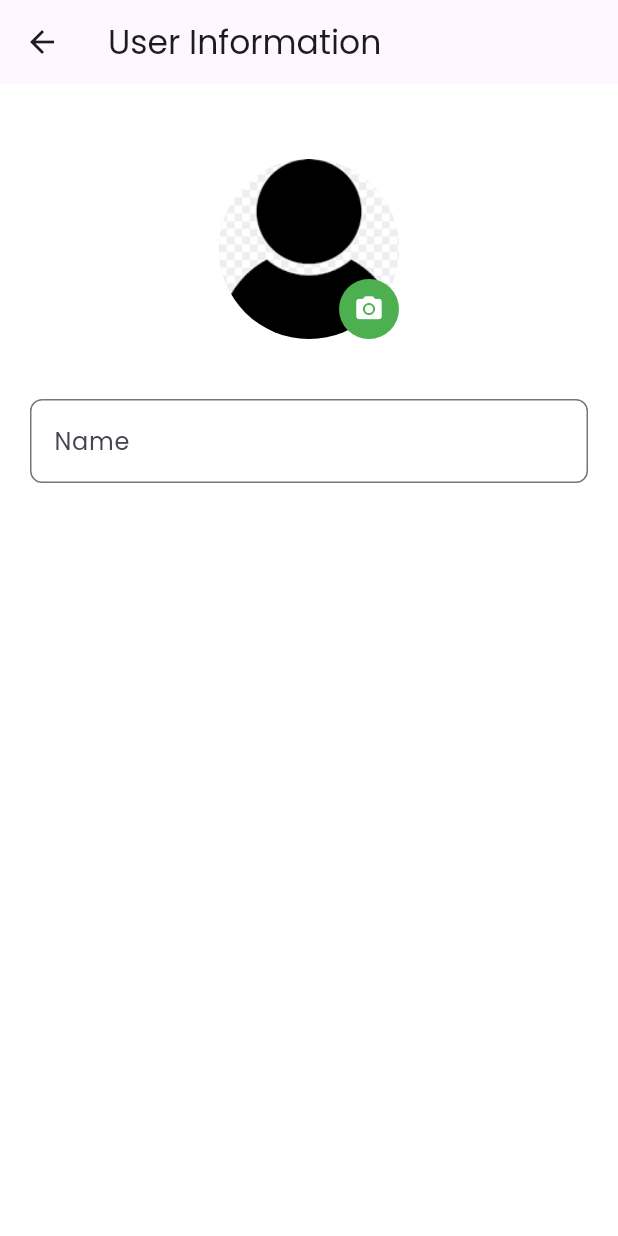
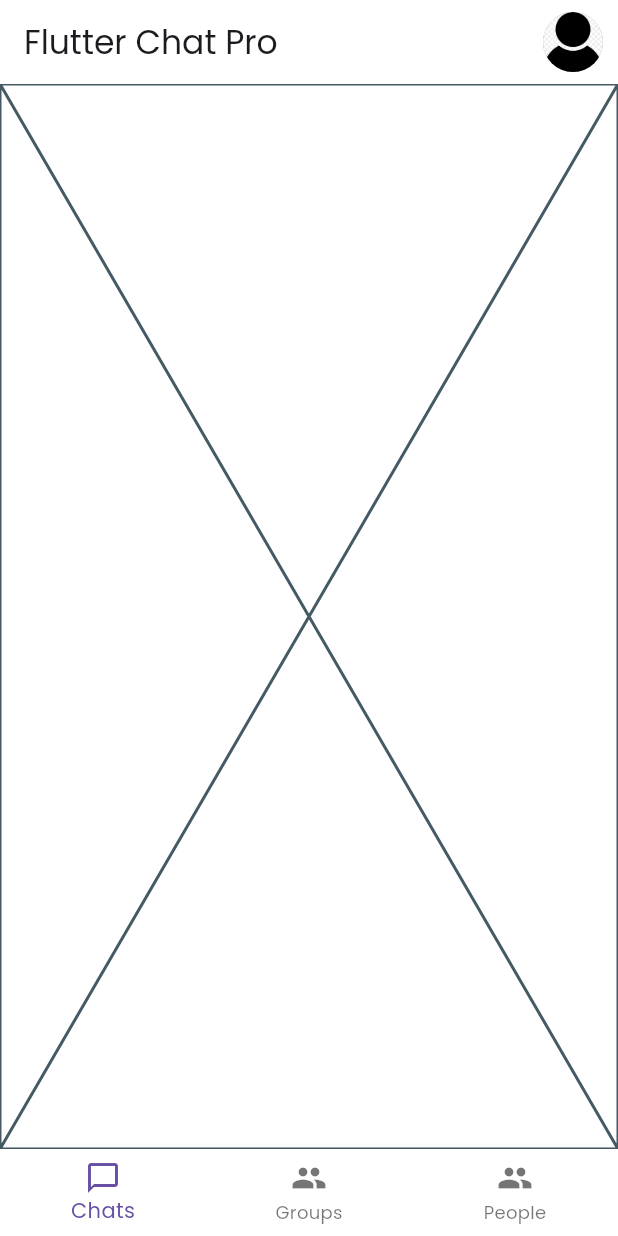
Before and after one commit to Abir-Bin-Billal/flutter-chat-pro, a Flutter app: the screen it shows after launch, on a phone screen of 412 x 824 dp. Run offline on Flutter 3.47's test engine with Material 3 defaults, Android fonts, the phone set to English and light mode, and no system bars; our stand-ins replace cloud_firestore, country_picker, firebase_auth, firebase_core, firebase_storage, flutter_secure_storage and 6 more; accounts and stored records are empty.

Commit message:
UserInfo save to FireStore || HomeScreen designed

```diff
--- a/lib/main.dart
+++ b/lib/main.dart
@@ -3,14 +3,13 @@ import 'package:firebase_core/firebase_core.dart';
 import 'package:flutter_chat_pro/providers/authentication_provider.dart';
 import 'package:flutter_chat_pro/utils/app_const.dart';
 import 'package:flutter_chat_pro/utils/app_routes.dart';
-import 'package:flutter_chat_pro/view/auth/login_screen.dart';
-import 'package:flutter_chat_pro/view/auth/otp_screen.dart';
 import 'package:google_fonts/google_fonts.dart';
 import 'package:provider/provider.dart';
 
 void main() async {
   WidgetsFlutterBinding.ensureInitialized();
   await Firebase.initializeApp();
+
   runApp(
     MultiProvider(
       providers: [
@@ -33,7 +32,7 @@ class MyApp extends StatelessWidget {
           Theme.of(context).textTheme,
         ),
       ),
-      initialRoute: AppConst.userInformationScreen,
+      initialRoute: AppConst.homeScreen,
       routes: AppRoutes().appRoutes,
     );
   }
--- a/lib/utils/app_const.dart
+++ b/lib/utils/app_const.dart
@@ -28,5 +28,6 @@ static const String friendRequestsUIDS = 'friendRequestsUIDs';
 static const String sentFriendRequestsUIDS = 'sentFriendRequestsUIDs';
 static const String verificationId = 'verificationId';
 static const String users = 'users';
+static const String userImages = 'userImages';
 static const String userModel = 'userModel';
 }
--- /dev/null
+++ b/lib/view/chat_list/chat_list_screen.dart
@@ -0,0 +1,15 @@
+import 'package:flutter/material.dart';
+
+class ChatListScreen extends StatefulWidget {
+  const ChatListScreen({super.key});
+
+  @override
+  State<ChatListScreen> createState() => _ChatListScreenState();
+}
+
+class _ChatListScreenState extends State<ChatListScreen> {
+  @override
+  Widget build(BuildContext context) {
+    return const Placeholder();
+  }
+}
--- a/lib/view/home/home_screen.dart
+++ b/lib/view/home/home_screen.dart
@@ -1,4 +1,9 @@
 import 'package:flutter/material.dart';
+import 'package:flutter_chat_pro/providers/authentication_provider.dart';
+import 'package:flutter_chat_pro/view/chat_list/chat_list_screen.dart';
+import 'package:flutter_chat_pro/view/group/group_list_screen.dart';
+import 'package:flutter_chat_pro/view/people/people_screen.dart';
+import 'package:provider/provider.dart';
 
 class HomeScreen extends StatefulWidget {
   const HomeScreen({super.key});
@@ -8,8 +13,66 @@ class HomeScreen extends StatefulWidget {
 }
 
 class _HomeScreenState extends State<HomeScreen> {
+
+  final PageController _pageController = PageController(initialPage: 0);
+  int _currentIndex = 0;
+  final List<Widget> _pages = [
+    ChatListScreen(),
+    GroupListScreen(),
+    PeopleScreen()
+  ];
+
   @override
   Widget build(BuildContext context) {
-    return Scaffold();
+      final AuthenticationProvider authProvider = context.read<AuthenticationProvider>();
+    return Scaffold(
+      backgroundColor: Colors.white,
+      appBar: AppBar(
+        backgroundColor: Colors.white,
+        title: const Text("Flutter Chat Pro"),
+        actions: [
+          Padding(
+  padding: const EdgeInsets.only(right: 10),
+  child: CircleAvatar(
+    backgroundImage: authProvider.userModel?.image?.isNotEmpty == true
+        ? NetworkImage(authProvider.userModel!.image!)
+        : const AssetImage("assets/images/user.png") as ImageProvider,
+    backgroundColor: Colors.grey,
+  ),
+),
+
+        ],
+      ),
+      body: PageView(
+        controller: _pageController,
+        onPageChanged: (index) {
+          setState(() {
+            _currentIndex = index;
+          });
+        },
+        children: _pages,
+      ),
+      bottomNavigationBar: BottomNavigationBar(
+        backgroundColor: Colors.white,
+        currentIndex: _currentIndex,
+        onTap: (index) {
+          _pageController.jumpToPage(index);
+        },
+        items: const [
+          BottomNavigationBarItem(
+            icon: Icon(Icons.chat_bubble_outline),
+            label: "Chats",
+          ),
+          BottomNavigationBarItem(
+            icon: Icon(Icons.group),
+            label: "Groups",
+          ),
+          BottomNavigationBarItem(
+            icon: Icon(Icons.group),
+            label: "People",
+          ),
+        ],
+      ),
+    );
   }
 }
```
Also changed, not shown: lib/providers/authentication_provider.dart (+70 -0 lines), lib/view/auth/otp_screen.dart (+6 -14 lines), lib/view/group/group_list_screen.dart (added, +15 -0 lines), lib/view/info/user_information_screen.dart (+55 -32 lines), lib/view/people/people_screen.dart (added, +15 -0 lines).
